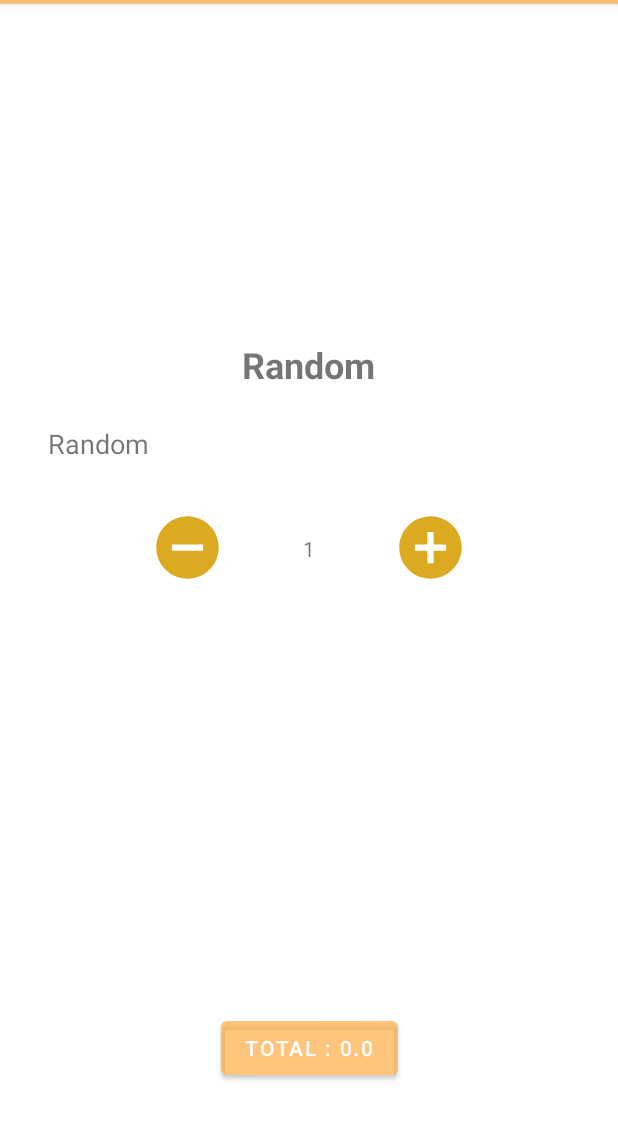
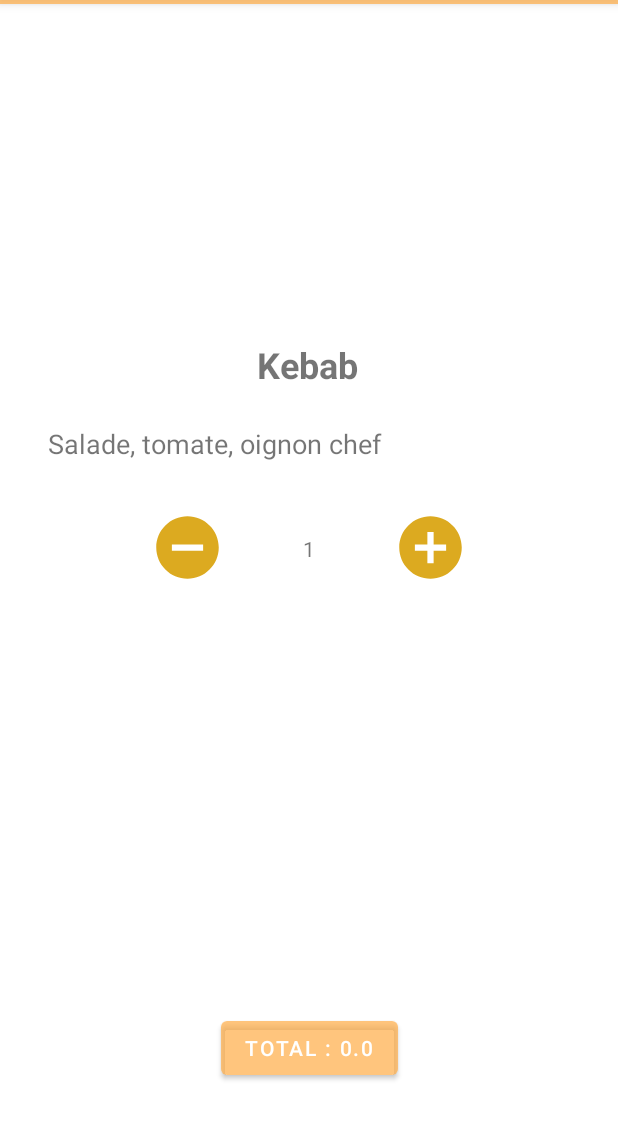
Before and after one commit to MathiasBoillot/AndroidERestaurant, an Android app: the DetailActivity screen opened directly, with no data from a screen before it, on a phone screen of 412 x 824 dp, the part 80-1220 px from its top. Run offline under Robolectric (Android 15) with nearby library versions, the phone set to English and light mode, and no system bars; network calls fail; Roboto replaces fonts that are not available here; 6 statements that could not run were skipped.

Commit message:
Make code clean with const and so on

```diff
--- a/app/src/main/java/fr/isen/boillot/androiderestaurant/DetailActivity.kt
+++ b/app/src/main/java/fr/isen/boillot/androiderestaurant/DetailActivity.kt
@@ -3,7 +3,6 @@ package fr.isen.boillot.androiderestaurant
 import android.content.Context
 import android.content.SharedPreferences
 import android.os.Bundle
-import android.view.MenuItem
 import com.google.android.material.snackbar.Snackbar
 import com.google.gson.Gson
 import com.google.gson.GsonBuilder
@@ -16,7 +15,6 @@ import java.io.File
 
 class DetailActivity : BaseActivity() {
     private lateinit var binding: ActivityDetailBinding
-    private lateinit var menuItem: MenuItem
 
     override fun onCreate(savedInstanceState: Bundle?) {
         super.onCreate(savedInstanceState)
@@ -32,7 +30,7 @@ class DetailActivity : BaseActivity() {
             binding.viewPager.adapter = ViewPagerAdapter(this, it)
         }
 
-        var quantity: Int = 1
+        var quantity = 1
 
         calculTotal(quantity, item)
 
@@ -86,7 +84,7 @@ class DetailActivity : BaseActivity() {
 
     private fun calculTotal(quantity: Int, item: Item) {
         val total = quantity * item.getPrice()
-        binding.totalDetail.text = "Total : $total"
+        "Total : $total".also { binding.totalDetail.text = it }
     }
 
 
--- a/app/src/main/java/fr/isen/boillot/androiderestaurant/HomeActivity.kt
+++ b/app/src/main/java/fr/isen/boillot/androiderestaurant/HomeActivity.kt
@@ -1,7 +1,6 @@
 package fr.isen.boillot.androiderestaurant
 
 import android.content.Intent
-import androidx.appcompat.app.AppCompatActivity
 import android.os.Bundle
 import android.util.Log
 import android.widget.Button
@@ -40,4 +39,9 @@ class HomeActivity : BaseActivity() {
         super.onDestroy()
         Log.i("HomeActivity", "onDestroy Called")
     }
+
+    override fun onResume() {
+        super.onResume()
+        invalidateOptionsMenu()
+    }
 }
--- a/app/src/main/java/fr/isen/boillot/androiderestaurant/adapters/RecyclerListAdapter.kt
+++ b/app/src/main/java/fr/isen/boillot/androiderestaurant/adapters/RecyclerListAdapter.kt
@@ -18,7 +18,7 @@ class RecyclerAdapter(
         return CategoryHolder(itemBinding)
     }
 
-    override fun onBindViewHolder(holder: RecyclerAdapter.CategoryHolder, position: Int) {
+    override fun onBindViewHolder(holder: CategoryHolder, position: Int) {
         holder.title.text = categories[position].name
         holder.price.text = categories[position].getFormattedPrice()
         holder.ingredient.text = categories[position].getIngredients()
--- a/app/src/main/java/fr/isen/boillot/androiderestaurant/adapters/ViewPagerAdapter.kt
+++ b/app/src/main/java/fr/isen/boillot/androiderestaurant/adapters/ViewPagerAdapter.kt
@@ -1,7 +1,6 @@
 package fr.isen.boillot.androiderestaurant.adapters
 
 import androidx.appcompat.app.AppCompatActivity
-import android.os.Bundle
 import androidx.fragment.app.Fragment
 import androidx.viewpager2.adapter.FragmentStateAdapter
 import fr.isen.boillot.androiderestaurant.fragment.DetailFragment
--- a/app/src/main/java/fr/isen/boillot/androiderestaurant/fragment/DetailFragment.kt
+++ b/app/src/main/java/fr/isen/boillot/androiderestaurant/fragment/DetailFragment.kt
@@ -15,7 +15,7 @@ class DetailFragment : Fragment() {
         inflater: LayoutInflater,
         container: ViewGroup?,
         savedInstanceState: Bundle?
-    ): View? {
+    ): View {
         // Inflate the layout for this fragment
         binding = FragmentDetailBinding.inflate(inflater, container, false)
         return binding.root
@@ -25,7 +25,7 @@ class DetailFragment : Fragment() {
         super.onViewCreated(view, savedInstanceState)
 
         arguments?.getString("URL").let {
-            Picasso.get().load(it).into(binding.imageView2)
+            Picasso.get().load(it).into(binding.fragmentImage)
         }
     }
 
--- a/app/src/main/java/fr/isen/boillot/androiderestaurant/model/Item.kt
+++ b/app/src/main/java/fr/isen/boillot/androiderestaurant/model/Item.kt
@@ -17,7 +17,7 @@ data class Item(
         null
     }
 
-    fun getIngredients(): String = ingredients.map { it.name }.joinToString(", ")
+    fun getIngredients(): String = ingredients.map(Ingredient::name).joinToString(", ")
 
     fun getAllPictures() = if (images.isNotEmpty() && images.any { it.isNotEmpty() }) {
         images.filter { it.isNotEmpty() }
--- a/app/src/main/res/layout/activity_detail.xml
+++ b/app/src/main/res/layout/activity_detail.xml
@@ -22,7 +22,7 @@
         android:layout_height="wrap_content"
         android:layout_marginTop="24dp"
         android:fontFamily="@font/kaushan_script"
-        android:text="@string/random_value"
+        android:text="@string/title_dish"
         android:textSize="24sp"
         android:textStyle="bold"
         app:layout_constraintEnd_toEndOf="parent"
@@ -38,7 +38,7 @@
         android:layout_marginTop="24dp"
         android:layout_marginEnd="32dp"
         android:fontFamily="@font/della_respira"
-        android:text="@string/random_value"
+        android:text="@string/description_dish"
         android:textSize="18sp"
         app:layout_constraintEnd_toEndOf="parent"
         app:layout_constraintStart_toStartOf="parent"
@@ -81,7 +81,7 @@
         android:layout_width="wrap_content"
         android:layout_height="wrap_content"
         android:layout_marginBottom="48dp"
-        android:text="@string/Total_cart"
+        android:text="@string/total_cart"
         app:layout_constraintBottom_toBottomOf="parent"
         app:layout_constraintEnd_toEndOf="parent"
         app:layout_constraintStart_toStartOf="parent" />
--- a/app/src/main/res/layout/activity_view_pager_adapter.xml
+++ b/app/src/main/res/layout/activity_view_pager_adapter.xml
@@ -10,7 +10,7 @@
         android:id="@+id/imageViewItem"
         android:layout_width="0dp"
         android:layout_height="wrap_content"
-        android:contentDescription="@string/random_value"
+        android:contentDescription="@string/image_dish_detail"
         android:scaleType="centerCrop"
         app:layout_constraintEnd_toEndOf="parent"
         app:layout_constraintStart_toStartOf="parent"
--- a/app/src/main/res/layout/cart_badge.xml
+++ b/app/src/main/res/layout/cart_badge.xml
@@ -5,9 +5,10 @@
     xmlns:app="http://schemas.android.com/apk/res-auto">
 
     <ImageView
-        android:id="@+id/cookingPot"
+        android:id="@+id/cart_logo"
         android:layout_width="50dp"
         android:layout_height="50dp"
+        android:contentDescription="@string/basket_item"
         android:padding="5dp"
         app:layout_constraintBottom_toBottomOf="parent"
         app:layout_constraintEnd_toEndOf="parent"
@@ -23,11 +24,11 @@
         android:paddingTop="3dp"
         android:textAlignment="center"
         android:textColor="@color/black"
-        android:textSize="10dp"
-        app:layout_constraintBottom_toBottomOf="@+id/cookingPot"
-        app:layout_constraintEnd_toEndOf="@+id/cookingPot"
+        android:textSize="12sp"
+        app:layout_constraintBottom_toBottomOf="@+id/cart_logo"
+        app:layout_constraintEnd_toEndOf="@+id/cart_logo"
         app:layout_constraintHorizontal_bias="0.95"
-        app:layout_constraintStart_toStartOf="@+id/cookingPot"
-        app:layout_constraintTop_toTopOf="@+id/cookingPot"
+        app:layout_constraintStart_toStartOf="@+id/cart_logo"
+        app:layout_constraintTop_toTopOf="@+id/cart_logo"
         app:layout_constraintVertical_bias="0.050000012" />
 </androidx.constraintlayout.widget.ConstraintLayout>
--- a/app/src/main/res/layout/fragment_detail.xml
+++ b/app/src/main/res/layout/fragment_detail.xml
@@ -1,16 +1,15 @@
 <?xml version="1.0" encoding="utf-8"?>
 <FrameLayout xmlns:android="http://schemas.android.com/apk/res/android"
-    xmlns:app="http://schemas.android.com/apk/res-auto"
     xmlns:tools="http://schemas.android.com/tools"
     android:layout_width="match_parent"
     android:layout_height="match_parent"
     tools:context=".fragment.DetailFragment">
 
     <ImageView
-        android:id="@+id/imageView2"
+        android:id="@+id/fragment_image"
         android:layout_width="match_parent"
         android:layout_height="200dp"
-        android:contentDescription="@string/random_value"
+        android:contentDescription="@string/image_list_dish"
         android:scaleType="centerCrop"
         tools:src="@tools:sample/avatars" />
 </FrameLayout>
--- a/app/src/main/res/values/strings.xml
+++ b/app/src/main/res/values/strings.xml
@@ -13,9 +13,17 @@
     <string name="less_button">Value less</string>
     <string name="more_button">value more</string>
     <string name="one">1</string>
-    <string name="Total_cart">Total : 0</string>
     <string name="basket">Panier</string>
     <string name="total_cart">Total : 0€</string>
-    <string name="Trash_item">Trash item</string>
+    <string name="trash_item">Trash item</string>
+    <string name="item_image_order">Image dish order</string>
+    <string name="item_describ_order">description dish order</string>
+    <string name="image_list_dish">image dish list</string>
+    <string name="arrow_list_dish">arrow list dish</string>
+    <string name="title_dish">Kebab</string>
+    <string name="description_dish">Salade, tomate, oignon chef</string>
+    <string name="image_dish_detail">Image for dish detail</string>
+    <string name="basket_item">basket logo</string>
+    <string name="price_dish">0€</string>
 
 </resources>
```
Also changed, not shown: app/src/main/java/fr/isen/boillot/androiderestaurant/ListActivity.kt (+14 -10 lines), app/src/main/res/layout/activity_cart_adapter.xml (deleted, +0 -9 lines), app/src/main/res/layout/item_order_cart.xml (+5 -4 lines), app/src/main/res/layout/item_row.xml (+7 -5 lines).
